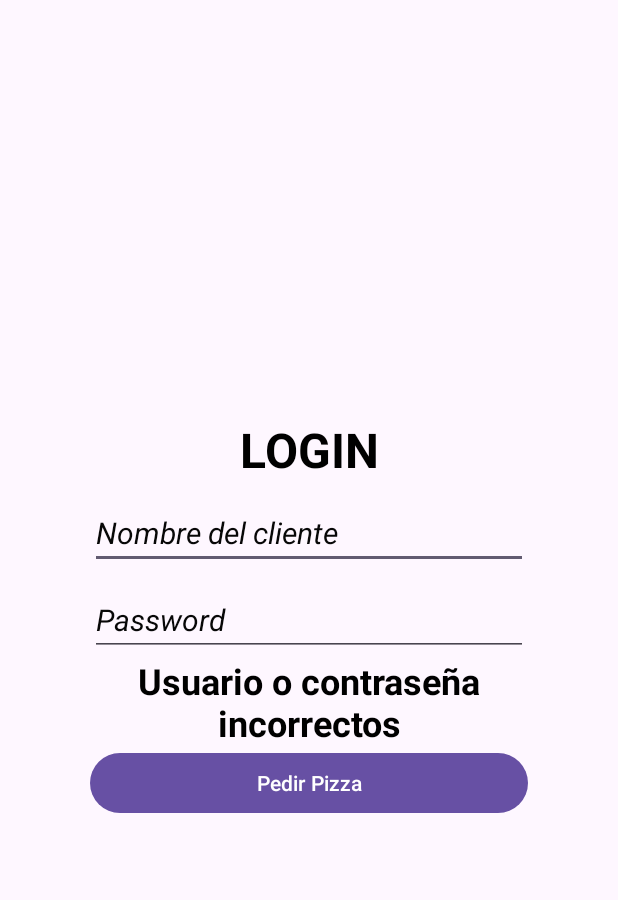
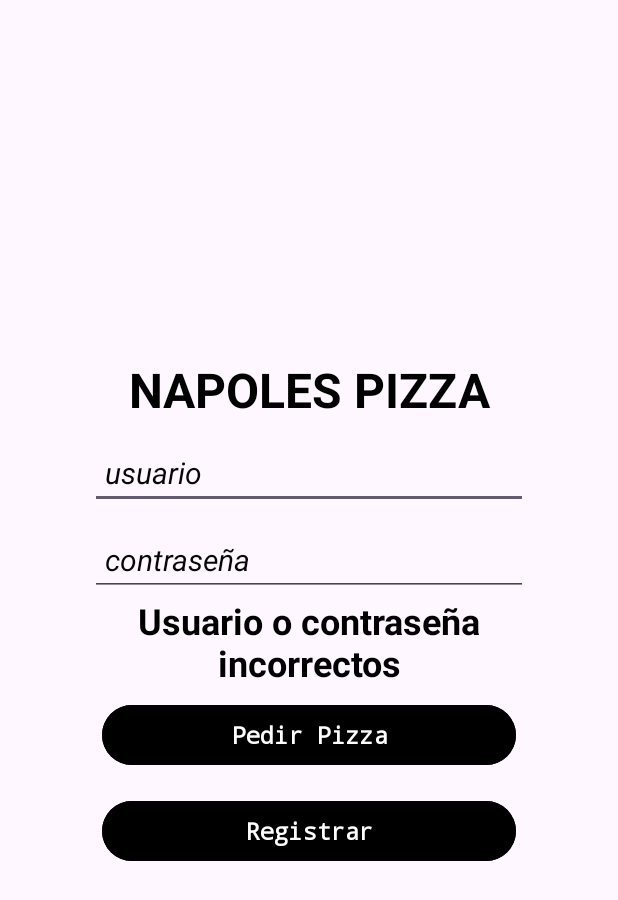
Before and after one commit to pierosantana/dam_2_android_projects, an Android app built with Jetpack Compose: the screen it shows after launch (MainActivity), after a tap on "Pedir Pizza", on a phone screen of 412 x 824 dp. Shown: the top 900 px of the screen. Run offline under Robolectric (Android 15) with nearby library versions, the phone set to English and light mode, and no system bars.

Commit message:
create login in  pizzeria2

```diff
--- a/Pizzeria2/app/src/main/java/com/example/pizzeria2/MainActivity.java
+++ b/Pizzeria2/app/src/main/java/com/example/pizzeria2/MainActivity.java
@@ -3,6 +3,7 @@ package com.example.pizzeria2;
 import android.content.Intent;
 import android.os.Bundle;
 import android.util.Log;
+import android.view.View;
 import android.widget.Button;
 import android.widget.EditText;
 import android.widget.TextView;
@@ -20,16 +21,20 @@ import com.example.pizzeria2.modelo.persistencia.DaoUsuario;
 
 public class MainActivity extends AppCompatActivity {
 
-    private EditText nombre ;
+    private EditText usuario ;
     private EditText password;
 
     private Button botonLogin;
 
     private GestorUsuario gestorUsuario;
 
+    Usuario u;
+
     private TextView mensaje;
 
     private String mensajeUsuario;
+
+    Button buttonNewUser;
     public static final String K_USUARIO = "usuario";
 
     private final static String CLAVE_MENSAJE = "CLAVE_MENSAJE";
@@ -39,11 +44,32 @@ public class MainActivity extends AppCompatActivity {
         super.onCreate(savedInstanceState);
         setContentView(R.layout.activity_main);
 
+        u = new Usuario();
+
+        u = (Usuario)getIntent().getSerializableExtra(K_USUARIO);
+
+
+
         gestorUsuario = new GestorUsuario();
-        nombre = findViewById(R.id.Nombre);
-        password = findViewById((R.id.Password));
+
+
+        usuario = findViewById(R.id.usuarioLogin);
+        password = findViewById((R.id.password));
         botonLogin = findViewById(R.id.botonLogin);
         mensaje = findViewById(R.id.mensaje);
+
+        buttonNewUser = findViewById(R.id.mainNewUser);
+
+
+        if(u != null){
+            Log.i("MainActivity",u.toString());
+            usuario.setText(u.getUsername());
+            password.setText(u.getPassword());
+
+        }else {
+            Log.i("MainActivity","------- No hay usuario.");
+        }
+
 
         if(savedInstanceState!=null){
             mensajeUsuario = savedInstanceState.getString(CLAVE_MENSAJE);
@@ -53,19 +79,32 @@ public class MainActivity extends AppCompatActivity {
 
         mensaje.setText(mensajeUsuario);
 
+        buttonNewUser = findViewById(R.id.mainNewUser);
+
+        buttonNewUser.setOnClickListener(v -> {
+            newUser(v);
+        });
+
+
 
 
     }
+
 
     @Override
     protected void onStart() {
         super.onStart();
         Log.d("MainActivity", "onStart()");
 
+
+
+
+
         botonLogin.setOnClickListener(view -> {
-            Usuario u = new Usuario();
-            u.setNombre(nombre.getText().toString());
+            u = new Usuario();
+            u.setUsername(usuario.getText().toString());
             u.setPassword(password.getText().toString());
+
 
             u = gestorUsuario.validarUsuario(u);
 
@@ -126,6 +165,14 @@ public class MainActivity extends AppCompatActivity {
         outState.putString(CLAVE_MENSAJE, mensajeUsuario);
     }
 
+    private void newUser(View view) {
+        Intent intent = new Intent(this, AltaUsuario.class);
+        if(u != null){
+            Log.i("Usuario",u.toString());
+        }
+        startActivity(intent);
+    }
+
 
 
 }
--- a/Pizzeria2/app/src/main/java/com/example/pizzeria2/modelo/entidad/Ingrediente.java
+++ b/Pizzeria2/app/src/main/java/com/example/pizzeria2/modelo/entidad/Ingrediente.java
@@ -38,10 +38,7 @@ public class Ingrediente implements Serializable {
 
     @Override
     public String toString() {
-        return "Ingrediente{" +
-                "nombre='" + nombre + '\'' +
-                ", precio=" + precio +
-                '}';
+        return "\n " + nombre + " " + precio + "€" ;
     }
 
     public Ingrediente(String nombre, double precio) {
--- a/Pizzeria2/app/src/main/java/com/example/pizzeria2/modelo/entidad/Usuario.java
+++ b/Pizzeria2/app/src/main/java/com/example/pizzeria2/modelo/entidad/Usuario.java
@@ -5,12 +5,24 @@ import java.util.Objects;
 
 public class Usuario implements Serializable {
     private String nombre;
+
+    private String username;
     private String password;
     private String direccion;
     private Pizza pizza;
 
+
+
     public Usuario() {
 
+    }
+
+    public String getUsername() {
+        return username;
+    }
+
+    public void setUsername(String username) {
+        this.username = username;
     }
 
     public String getNombre() {
@@ -52,26 +64,20 @@ public class Usuario implements Serializable {
                 ", password='" + password + '\'' +
                 ", direccion='" + direccion + '\'' +
                 ", pizza=" + pizza +
+                ", username='" + username + '\'' +
                 '}';
     }
 
-    @Override
-    public boolean equals(Object o) {
-        if (this == o) return true;
-        if (o == null || getClass() != o.getClass()) return false;
+    public boolean sonIguales(Object o) {
         Usuario usuario = (Usuario) o;
-        return Objects.equals(nombre, usuario.nombre) && Objects.equals(password, usuario.password);
+        if(usuario.getUsername().equalsIgnoreCase(username) && usuario.getPassword().equals(password)){
+            return true;
+        }
+        return false;
     }
 
     @Override
     public int hashCode() {
-        return Objects.hash(nombre, password, direccion, pizza);
-    }
-
-    public Usuario(String nombre, String password, String direccion) {
-        this.nombre = nombre;
-        this.password = password;
-        this.direccion = direccion;
-
+        return Objects.hash(nombre, password, direccion, pizza, username);
     }
 }
--- a/Pizzeria2/app/src/main/java/com/example/pizzeria2/modelo/persistencia/DaoUsuario.java
+++ b/Pizzeria2/app/src/main/java/com/example/pizzeria2/modelo/persistencia/DaoUsuario.java
@@ -7,22 +7,16 @@ import com.example.pizzeria2.modelo.entidad.Usuario;
 import java.util.ArrayList;
 
 public class DaoUsuario {
-    ArrayList<Usuario>listaUsuarios;
+    static ArrayList<Usuario>listaUsuarios = new ArrayList<Usuario>();;
 
-    public void registraUsuario(){
-        listaUsuarios = new ArrayList<Usuario>();
-        Usuario usuario1 = new Usuario("Manolo","1234","Calle_Perico");
-        Usuario usuario2 = new Usuario("Pepe","12345","Calle_Doha");
-        Usuario usuario3 = new Usuario("Daniel","123456","Calle_Lituania");
-        listaUsuarios.add(usuario1);
-        listaUsuarios.add(usuario2);
-        listaUsuarios.add(usuario3);
+    public void registraUsuario(Usuario u){
+
+        listaUsuarios.add(u);
 
     }
     public Boolean validarUsuarioByName(Usuario u){
-        registraUsuario();
        for(Usuario user : listaUsuarios){
-           if(user.equals(u)){
+           if(user.sonIguales(u)){
                return true;
            }
        }
@@ -31,9 +25,8 @@ public class DaoUsuario {
     }
 
     public Usuario getUsuarioByName(Usuario u){
-        registraUsuario();
         for(Usuario user : listaUsuarios){
-            if(user.equals(u)){
+            if(user.sonIguales(u)){
                 return user;
             }
         }
--- a/Pizzeria2/app/src/main/res/layout/activity_main.xml
+++ b/Pizzeria2/app/src/main/res/layout/activity_main.xml
@@ -14,28 +14,30 @@
         <TextView
             android:layout_width="match_parent"
             android:layout_height="wrap_content"
-            android:text="LOGIN"
+            android:text="NAPOLES PIZZA"
             android:textAlignment="center"
             android:textSize="32sp"
             android:textColor="@color/black"
             android:textStyle="bold" />
 
         <EditText
-            android:id="@+id/Nombre"
+            android:id="@+id/usuarioLogin"
             android:layout_width="match_parent"
             android:layout_height="wrap_content"
-            android:hint="Nombre del cliente"
+            android:hint="usuario"
             android:inputType="text"
             android:paddingTop="20dp"
+            android:paddingLeft="10dp"
             android:textColorHint="#070707"
             android:textStyle="italic"
             android:textSize="20sp" />
 
         <EditText
-            android:id="@+id/Password"
+            android:id="@+id/password"
             android:layout_width="match_parent"
             android:layout_height="wrap_content"
-            android:hint="Password"
+            android:paddingLeft="10dp"
+            android:hint="contraseña"
             android:inputType="textPassword"
             android:paddingTop="20dp"
             android:textColorHint="#070707"
@@ -56,7 +58,25 @@
             android:id="@+id/botonLogin"
             android:layout_width="match_parent"
             android:layout_height="wrap_content"
+            android:layout_margin="8dp"
+            android:fontFamily="monospace"
+            android:textSize="15dp"
+            android:textStyle="bold"
+            android:backgroundTint="@color/black"
+            android:padding="5dp"
             android:text="Pedir Pizza" />
+
+    <Button
+        android:layout_width="match_parent"
+        android:layout_height="wrap_content"
+        android:layout_margin="8dp"
+        android:fontFamily="monospace"
+        android:text="Registrar"
+        android:textSize="15dp"
+        android:textStyle="bold"
+        android:backgroundTint="@color/black"
+        android:id="@+id/mainNewUser"
+        />
 
 
 
```
Also changed, not shown: Pizzeria2/app/src/main/AndroidManifest.xml (+4 -3 lines), Pizzeria2/app/src/main/java/com/example/pizzeria2/AltaUsuario.java (added, +187 -0 lines), Pizzeria2/app/src/main/java/com/example/pizzeria2/Confirmacion.java (+17 -21 lines), Pizzeria2/app/src/main/java/com/example/pizzeria2/modelo/entidad/Pizza.java (+2 -5 lines), Pizzeria2/app/src/main/res/drawable/custom_border.xml (added, +32 -0 lines), Pizzeria2/app/src/main/res/drawable/rounded_background.xml (added, +10 -0 lines), Pizzeria2/app/src/main/res/layout/activity_alta_usuario.xml (added, +177 -0 lines), Pizzeria2/app/src/main/res/layout/activity_confirmacion.xml (+67 -39 lines), Pizzeria2/app/src/main/res/layout/activity_pizzeria.xml (+15 -11 lines).
